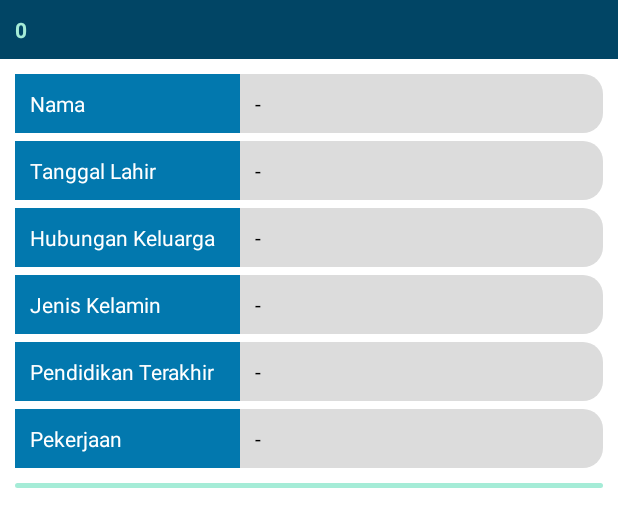
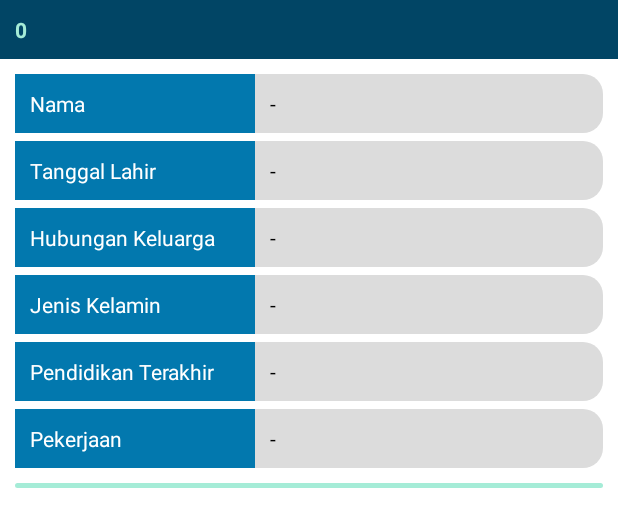
Before and after one commit to mohfajar17/HRMobile, an Android app: the layout activity_data_keluarga_list.xml on its own in the app's theme, with its tools: preview values and no code run, on a phone screen of 412 x 824 dp. Shown: the top 527 px of the screen. Run offline under Robolectric (Android 15) with nearby library versions, the phone set to English and light mode, and no system bars; network calls fail.

Commit message:
11 Oct 2021

```diff
--- a/app/build.gradle
+++ b/app/build.gradle
@@ -11,8 +11,8 @@ android {
         applicationId "com.asukacorp.hrmobile"
         minSdkVersion 16
         targetSdkVersion 30
-        versionCode 19
-        versionName "1.9.9"
+        versionCode 22
+        versionName "1.11"
         ndk.abiFilters 'armeabi-v7a', 'arm64-v8a', 'x86', 'x86_64'
         testInstrumentationRunner "androidx.test.runner.AndroidJUnitRunner"
     }
--- a/app/src/main/java/com/asukacorp/hrmobile/Home/HomeFragment.java
+++ b/app/src/main/java/com/asukacorp/hrmobile/Home/HomeFragment.java
@@ -115,7 +115,7 @@ public class HomeFragment extends Fragment {
             }
         });
 
-        if (sharedPrefManager.getKeyEmployeeFileName().equals("")){
+        if (sharedPrefManager.getKeyEmployeeFileName().equals("null")){
             imageAkun.setImageDrawable(ContextCompat.getDrawable(getActivity(), R.drawable.akun));
         } else Picasso.get().load(Config.DATA_URL_EMP_PHOTO +sharedPrefManager.getKeyEmployeeFileName()).into(imageAkun);
 
--- a/app/src/main/java/com/asukacorp/hrmobile/Profile/ProfileFragment.java
+++ b/app/src/main/java/com/asukacorp/hrmobile/Profile/ProfileFragment.java
@@ -102,7 +102,7 @@ public class ProfileFragment extends Fragment {
         textEmployeeNumber = (TextView) view.findViewById(R.id.textEmployeeNumber);
         imageAkun = (CircleImageView) view.findViewById(R.id.imageAkun);
 
-        if (sharedPrefManager.getKeyEmployeeFileName().equals("")){
+        if (sharedPrefManager.getKeyEmployeeFileName().equals("null")){
             imageAkun.setImageDrawable(ContextCompat.getDrawable(getActivity(), R.drawable.akun));
         } else Picasso.get().load(Config.DATA_URL_EMP_PHOTO +sharedPrefManager.getKeyEmployeeFileName()).into(imageAkun);
 
--- a/app/src/main/res/layout/activity_data_keluarga_list.xml
+++ b/app/src/main/res/layout/activity_data_keluarga_list.xml
@@ -28,14 +28,14 @@
             android:layout_height="wrap_content"
             android:background="@drawable/bubble"
             android:paddingTop="10dp"
-            android:paddingLeft="160dp"
+            android:paddingLeft="170dp"
             android:paddingRight="10dp"
             android:paddingBottom="10dp"
             android:text="-"
             android:textColor="@color/black"/>
 
         <TextView
-            android:layout_width="150dp"
+            android:layout_width="160dp"
             android:layout_height="wrap_content"
             android:background="@drawable/bubble_sub"
             android:padding="10dp"
@@ -56,14 +56,14 @@
             android:layout_height="wrap_content"
             android:background="@drawable/bubble"
             android:paddingTop="10dp"
-            android:paddingLeft="160dp"
+            android:paddingLeft="170dp"
             android:paddingRight="10dp"
             android:paddingBottom="10dp"
             android:text="-"
             android:textColor="@color/black"/>
 
         <TextView
-            android:layout_width="150dp"
+            android:layout_width="160dp"
             android:layout_height="wrap_content"
             android:background="@drawable/bubble_sub"
             android:padding="10dp"
@@ -84,14 +84,14 @@
             android:layout_height="wrap_content"
             android:background="@drawable/bubble"
             android:paddingTop="10dp"
-            android:paddingLeft="160dp"
+            android:paddingLeft="170dp"
             android:paddingRight="10dp"
             android:paddingBottom="10dp"
             android:text="-"
             android:textColor="@color/black"/>
 
         <TextView
-            android:layout_width="150dp"
+            android:layout_width="160dp"
             android:layout_height="wrap_content"
             android:background="@drawable/bubble_sub"
             android:padding="10dp"
@@ -112,14 +112,14 @@
             android:layout_height="wrap_content"
             android:background="@drawable/bubble"
             android:paddingTop="10dp"
-            android:paddingLeft="160dp"
+            android:paddingLeft="170dp"
             android:paddingRight="10dp"
             android:paddingBottom="10dp"
             android:text="-"
             android:textColor="@color/black"/>
 
         <TextView
-            android:layout_width="150dp"
+            android:layout_width="160dp"
             android:layout_height="wrap_content"
             android:background="@drawable/bubble_sub"
             android:padding="10dp"
@@ -140,14 +140,14 @@
             android:layout_height="wrap_content"
             android:background="@drawable/bubble"
             android:paddingTop="10dp"
-            android:paddingLeft="160dp"
+            android:paddingLeft="170dp"
             android:paddingRight="10dp"
             android:paddingBottom="10dp"
             android:text="-"
             android:textColor="@color/black"/>
 
         <TextView
-            android:layout_width="150dp"
+            android:layout_width="160dp"
             android:layout_height="wrap_content"
             android:background="@drawable/bubble_sub"
             android:padding="10dp"
@@ -168,14 +168,14 @@
             android:layout_height="wrap_content"
             android:background="@drawable/bubble"
             android:paddingTop="10dp"
-            android:paddingLeft="160dp"
+            android:paddingLeft="170dp"
             android:paddingRight="10dp"
             android:paddingBottom="10dp"
             android:text="-"
             android:textColor="@color/black"/>
 
         <TextView
-            android:layout_width="150dp"
+            android:layout_width="160dp"
             android:layout_height="wrap_content"
             android:background="@drawable/bubble_sub"
             android:padding="10dp"
--- a/app/src/main/res/layout/activity_verification.xml
+++ b/app/src/main/res/layout/activity_verification.xml
@@ -155,7 +155,6 @@
                 android:layout_width="wrap_content"
                 android:layout_height="wrap_content"
                 android:paddingLeft="10dp"
-                android:paddingRight="10dp"
                 android:text="Resend OTP"
                 android:textStyle="bold"
                 android:textColor="@color/primary"/>
@@ -164,6 +163,7 @@
                 android:id="@+id/textViewTimer"
                 android:layout_width="wrap_content"
                 android:layout_height="wrap_content"
+                android:paddingLeft="10dp"
                 android:text="(01:59)"/>
         </LinearLayout>
 
--- a/app/src/main/res/values/strings.xml
+++ b/app/src/main/res/values/strings.xml
@@ -1,6 +1,6 @@
 <resources>
     <string name="app_name">HR Asuka Mobile</string>
-    <string name="app_version">V1.9</string>
+    <string name="app_version">V1.11</string>
 
     <!-- TODO: Remove or change this placeholder text -->
     <string name="hello_blank_fragment">Hello blank fragment</string>
```
Also changed, not shown: app/src/main/java/com/asukacorp/hrmobile/LoginActivity.java (+5 -8 lines), app/src/main/java/com/asukacorp/hrmobile/SigninActivity.java (+97 -6 lines), app/src/main/java/com/asukacorp/hrmobile/VerificationActivity.java (+26 -4 lines), app/src/main/res/layout/activity_signin.xml (+35 -35 lines), app/src/main/res/layout/fragment_home.xml (+6 -6 lines).
